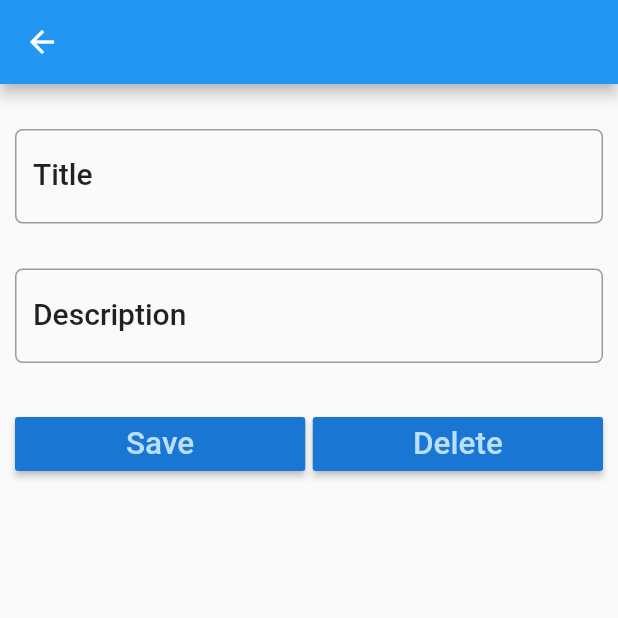
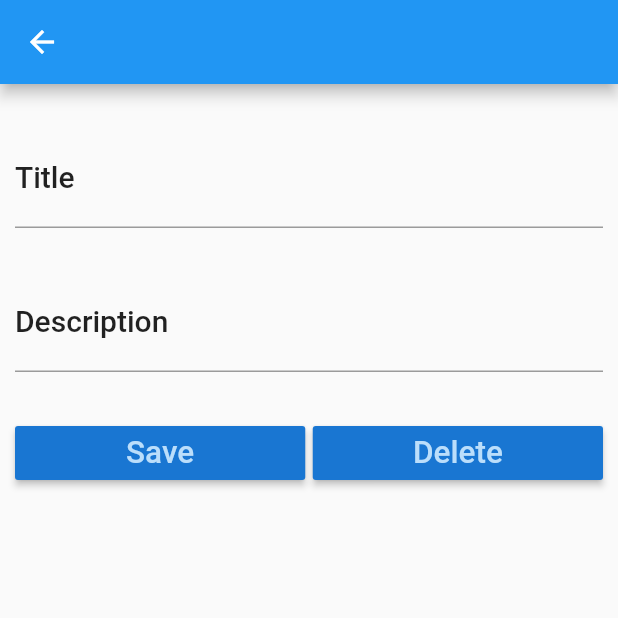
Before and after one commit to TrendingTechnology/TodoApp-Flutter, a Flutter app: the TodoDetail screen opened directly with empty values, on a phone screen of 412 x 824 dp, the top half of it. Run offline on Flutter 3.47's test engine with Material 2 defaults, Android fonts, the phone set to English and light mode, and no system bars; our stand-ins replace cloud_firestore, logger; accounts and stored records are empty.

Commit message:
delete-todo-finish

```diff
--- a/lib/TodoDetail.dart
+++ b/lib/TodoDetail.dart
@@ -1,6 +1,7 @@
 import 'package:cloud_firestore/cloud_firestore.dart';
 import 'package:flutter/cupertino.dart';
 import 'package:flutter/material.dart';
+import 'package:logger/logger.dart';
 import 'package:todo/Todo.dart';
 
 class TodoDetail extends StatefulWidget {
@@ -28,8 +29,8 @@ class TodoDetailState extends State<TodoDetail> {
   Widget build(BuildContext context) {
     TextStyle textStyle = Theme.of(context).textTheme.title;
 
-		// titleController.text = todo.title;
-		// descriptionController.text = todo.description;
+		titleController.text = todo.title;
+		descriptionController.text = todo.description;
 
     return WillPopScope(
       onWillPop: () {
@@ -64,9 +65,6 @@ class TodoDetailState extends State<TodoDetail> {
 						    decoration: InputDecoration(
 							    labelText: 'Title',
 							    labelStyle: textStyle,
-							    border: OutlineInputBorder(
-								    borderRadius: BorderRadius.circular(5.0)
-							    )
 						    ),
 					    ),
 				    ),
@@ -83,9 +81,6 @@ class TodoDetailState extends State<TodoDetail> {
 						    decoration: InputDecoration(
 								    labelText: 'Description',
 								    labelStyle: textStyle,
-								    border: OutlineInputBorder(
-										    borderRadius: BorderRadius.circular(5.0)
-								    )
 						    ),
 					    ),
 				    ),
@@ -99,12 +94,11 @@ class TodoDetailState extends State<TodoDetail> {
 									    color: Theme.of(context).primaryColorDark,
 									    textColor: Theme.of(context).primaryColorLight,
 									    child: Text(
-										    'Save',
+										    todo.title.isEmpty ? 'Save': 'Edit',
 										    textScaleFactor: 1.5,
 									    ),
 									    onPressed: () {
 									    	setState(() {
-									    	  debugPrint("Save button clicked");
 									    	  _save();
 									    	});
 									    },
@@ -123,7 +117,6 @@ class TodoDetailState extends State<TodoDetail> {
 									    ),
 									    onPressed: () {
 										    setState(() {
-											    debugPrint("Delete button clicked");
 											    _delete();
 										    });
 									    },
@@ -160,17 +153,20 @@ class TodoDetailState extends State<TodoDetail> {
 	void _save() async {
     moveToLastScreen();
     final todoReference = Firestore.instance;
+    if( todo.title.length > 1 && todo.description.length > 1) {
     await todoReference.collection('Todo').document()
         .setData({'title': todo.title, 'description': todo.description});
-    _showAlertDialog('Status', 'Todo Saved Successfully');
+    } else {
+
+    }
+    // _showAlertDialog('Status', 'Todo Saved Successfully');
 	}
 
 
 	void _delete() async {
-
 		moveToLastScreen();
     final todoReference = Firestore.instance;
-    await todoReference.collection('Todo').document(todo.id.toString()).delete();
+    await todoReference.collection('Todo').document(todo.reference.documentID).delete();
 	}
 
 	void _showAlertDialog(String title, String message) {
```
Also changed, not shown: lib/TodoList.dart (+9 -4 lines).
